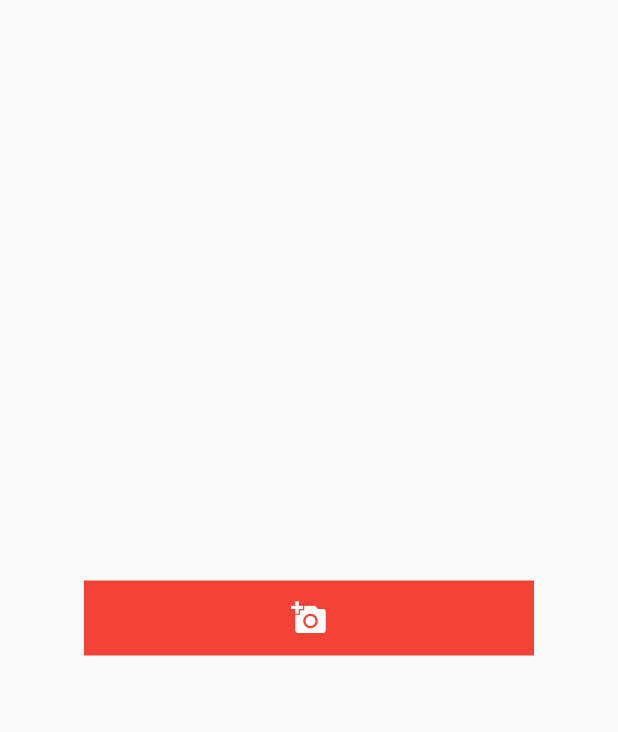
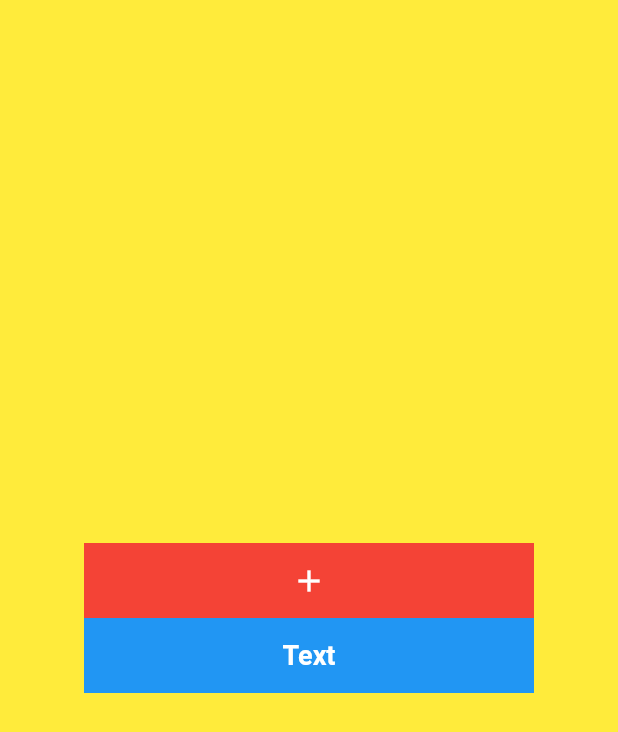
Before and after one commit to jsvitolo/flutter_design_course, a Flutter app: the screen it shows after launch, on a phone screen of 412 x 824 dp. Shown: the top 732 px of the screen. Run offline on Flutter 3.47's test engine with Material 2 defaults, Android fonts, the phone set to English and light mode, and no system bars.

Commit message:
Widget - Columns

```diff
--- a/lib/main.dart
+++ b/lib/main.dart
@@ -17,16 +17,47 @@ class MyApp extends StatelessWidget {
 class HomeWidget extends StatelessWidget {
   @override
   Widget build(BuildContext context) {
-    return Center(
-      child: Container(
-          width: 300,
-          height: 50,
-          color: Colors.red,
-          alignment: Alignment.center,
-          child: Icon(
-            Icons.add_a_photo,
-            color: Colors.white,
-          )),
+    return Container(
+      color: Colors.yellow,
+      width: double.infinity,
+      child: Column(
+        mainAxisAlignment: MainAxisAlignment.center,
+        crossAxisAlignment: CrossAxisAlignment.center,
+        children: <Widget>[ButtonIcon(), ButtonText()],
+      ),
     );
   }
 }
+
+class ButtonIcon extends StatelessWidget {
+  @override
+  Widget build(BuildContext context) {
+    return Container(
+      width: 300,
+      height: 50,
+      color: Colors.red,
+      child: Icon(
+        Icons.add,
+        color: Colors.white,
+      ),
+    );
+  }
+}
+
+class ButtonText extends StatelessWidget {
+  @override
+  Widget build(BuildContext context) {
+    return Container(
+      width: 300,
+      height: 50,
+      color: Colors.blue,
+      alignment: Alignment.center,
+      child: Text(
+        "Text",
+        style: TextStyle(
+            color: Colors.white, fontSize: 18, fontWeight: FontWeight.bold),
+        textAlign: TextAlign.center,
+      ),
+    );
+  }
+}
```
